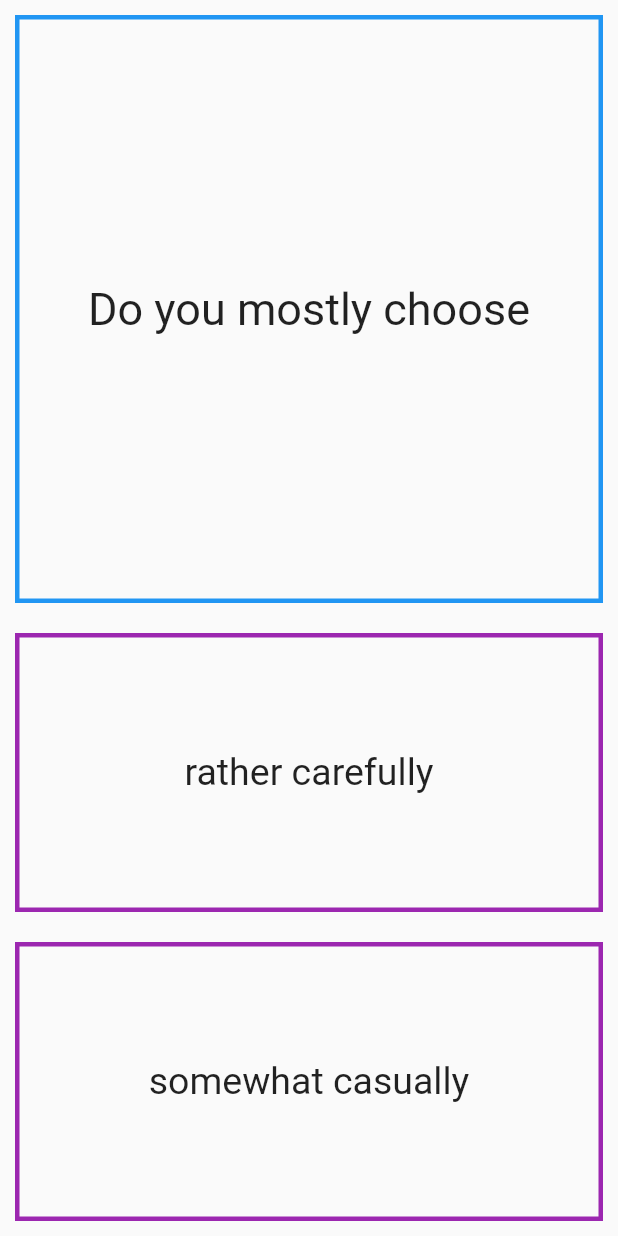
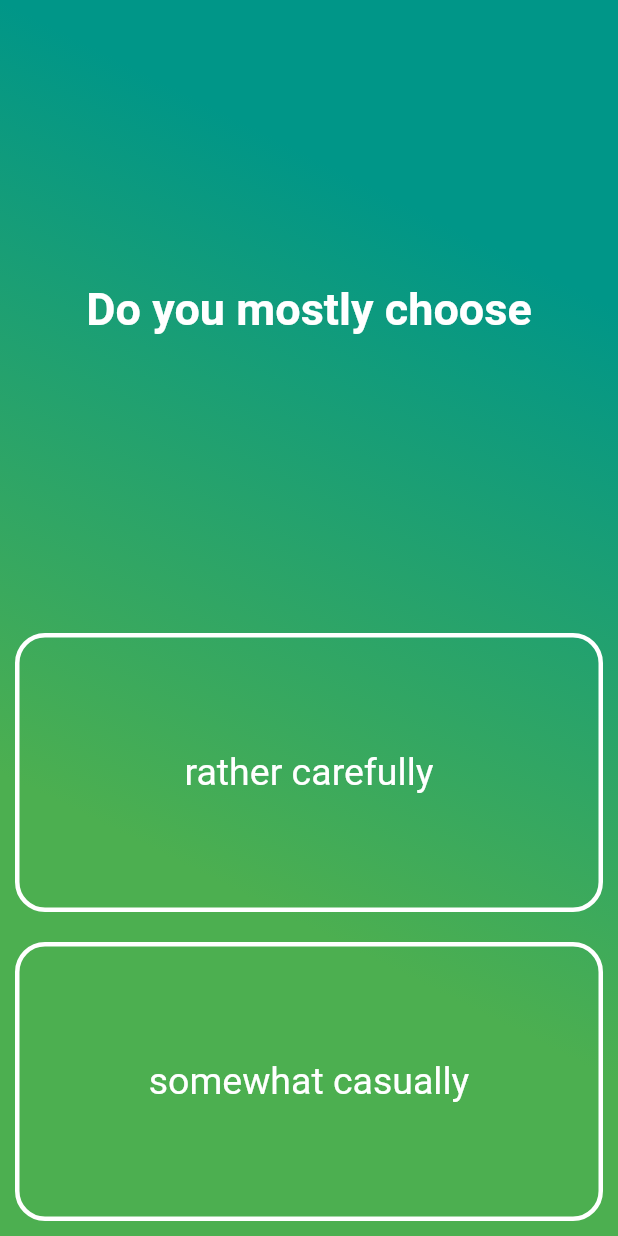
Before and after one commit to HongJaYeong/charactertest, a Flutter app: the screen it shows after launch, after a tap on "Simple Test", on a phone screen of 412 x 824 dp. Run offline on Flutter 3.47's test engine with Material 2 defaults, Android fonts, the phone set to English and light mode, and no system bars.

Commit message:
designed

```diff
--- a/lib/data.dart
+++ b/lib/data.dart
@@ -1,4 +1,4 @@
-const testdata = [
+const TESTDATA = [
   {
     "type": 0,
     "question": "Do new interactions or interactions with new people",
--- a/lib/screens/main_screen.dart
+++ b/lib/screens/main_screen.dart
@@ -6,48 +6,88 @@ class MainScreen extends StatelessWidget {
 
   @override
   Widget build(BuildContext context) {
-    return Scaffold(
-      backgroundColor: Colors.grey[100],
+    return Container(
+      decoration: BoxDecoration(
+        gradient: LinearGradient(
+            begin: Alignment.topRight,
+            end: Alignment.bottomLeft,
+            stops: [
+              0.2,
+              0.7
+            ],
+            colors: [
+              Colors.blue[900],
+              Colors.blue,
+            ]),
+      ),
+      child: Scaffold(
+        backgroundColor: Colors.transparent,
         body: Center(
           child: Column(
             mainAxisAlignment: MainAxisAlignment.center,
             crossAxisAlignment: CrossAxisAlignment.center,
             children: <Widget>[
-            Container(),
+              Container(
+                child: Column(
+                  children: <Widget>[
                     Text(
                       'MBTI',
                       style: TextStyle(
                         fontSize: 70,
+                        color: Colors.white,
                         letterSpacing: 10,
                         fontWeight: FontWeight.w600,
                       ),
                     ),
-            SizedBox(height: 150,),
+                    Text(
+                      '16 Charateristics',
+                      style: TextStyle(
+                        color: Colors.white,
+                        fontSize: 25,
+                        letterSpacing: 5,
+                      ),
+                    ),
+                  ],
+                ),
+              ),
+              SizedBox(
+                height: 200,
+                child: Center(
+                    child: Icon(
+                  Icons.accessibility_new,
+                  size: 35,
+                  color: Colors.yellow,
+                )),
+              ),
               chooseTestButton(context, false),
-            SizedBox(height: 10,),
+              SizedBox(
+                height: 10,
+              ),
               chooseTestButton(context, true),
             ],
+          ),
         ),
       ),
     );
   }
 
   Widget chooseTestButton(BuildContext ctx, bool isFullTest) {
-    var testName = isFullTest? 'Full Test' : 'Simple Test';
+    var testName = isFullTest ? 'Full Test' : 'Simple Test';
 
     return OutlineButton(
       //padding: EdgeInsets.symmetric(vertical: 10, horizontal: 30),
       shape: StadiumBorder(),
-              borderSide: BorderSide(color: Colors.blue, width: 3),
+      borderSide: BorderSide(color: Colors.white, width: 3),
+      highlightElevation: 1,
       child: Container(
         height: 40,
-                width: 140,
+        width: 150,
         child: Center(
           child: Text(
             testName,
             style: TextStyle(
               fontSize: 20,
-                      color: Colors.blue,
+              color: Colors.white,
             ),
           ),
         ),
--- a/lib/screens/test_screen.dart
+++ b/lib/screens/test_screen.dart
@@ -11,8 +11,21 @@ class TestScreen extends StatelessWidget {
     final bool isFullTest = ModalRoute.of(context).settings.arguments;
     final questions = chooseQuestions(isFullTest);
 
-    return Scaffold(
-      body: Test(questions, isFullTest),
+    return Container(
+      decoration: BoxDecoration(
+        gradient: LinearGradient(
+            begin: Alignment.topRight,
+            end: Alignment.bottomLeft,
+            stops: [0.2, 0.7],
+            colors: [
+              Colors.teal,
+              Colors.green,
+            ]),
+      ),
+      child: Scaffold(
+        backgroundColor: Colors.transparent,
+        body: Test(questions, isFullTest),
+      ),
     );
   }
 }
@@ -42,7 +55,7 @@ List chooseQuestions(bool isFullTest) {
   indices.shuffle();
 
   final questions =
-      List.generate(isFullTest ? 74 : 20, (i) => testdata[indices[i]]);
+      List.generate(isFullTest ? 74 : 20, (i) => TESTDATA[indices[i]]);
 
   return questions;
 }
--- a/lib/widgets/test.dart
+++ b/lib/widgets/test.dart
@@ -43,12 +43,7 @@ class _TestState extends State<Test> {
           Expanded(
             flex: 1,
             child: Container(
-              decoration: BoxDecoration(
-                border: Border.all(
-                  color: Colors.blue,
-                  width: 3,
-                )
-              ),
+
               margin: EdgeInsets.all(10),
               padding: EdgeInsets.all(10),
               child: Center(
@@ -57,6 +52,8 @@ class _TestState extends State<Test> {
                   textAlign: TextAlign.center,
                   style: TextStyle(
                     fontSize: 30,
+                    color: Colors.white,
+                    fontWeight: FontWeight.bold,
                   ),
                 ),
               ),
@@ -67,7 +64,7 @@ class _TestState extends State<Test> {
             child: Column(
               children: <Widget>[
                 Expanded(child: answerButton(random)),
-                Expanded(child: answerButton(1-random)),
+                Expanded(child: answerButton(1 - random)),
               ],
             ),
           ),
@@ -87,7 +84,7 @@ class _TestState extends State<Test> {
 
     return Padding(
       padding: EdgeInsets.all(10),
-          child: InkWell(
+      child: InkWell(
         onTap: () {
           score[widget.questions[idx]['type']][position]++;
 
@@ -103,6 +100,7 @@ class _TestState extends State<Test> {
           }
         },
         child: answerBox(widget.questions[idx][whichAnswer]),
+        borderRadius: BorderRadius.all(Radius.circular(20)),
       ),
     );
   }
@@ -111,18 +109,17 @@ class _TestState extends State<Test> {
     return Container(
       padding: EdgeInsets.all(10),
       decoration: BoxDecoration(
-                border: Border.all(
-                  color: Colors.purple,
-                  width: 3,
-                )
-              ),
+        border: Border.all(
+          color: Colors.white,
+          width: 3,
+        ),
+        borderRadius: BorderRadius.all(Radius.circular(20)),
+      ),
       child: Center(
         child: Text(
           answer,
           textAlign: TextAlign.center,
-          style: TextStyle(
-            fontSize: 25,
-          ),
+          style: TextStyle(fontSize: 25, color: Colors.white),
         ),
       ),
     );
```
Also changed, not shown: lib/screens/result_screen.dart (+133 -11 lines). Lines whose indentation alone changed are shown as unchanged.
